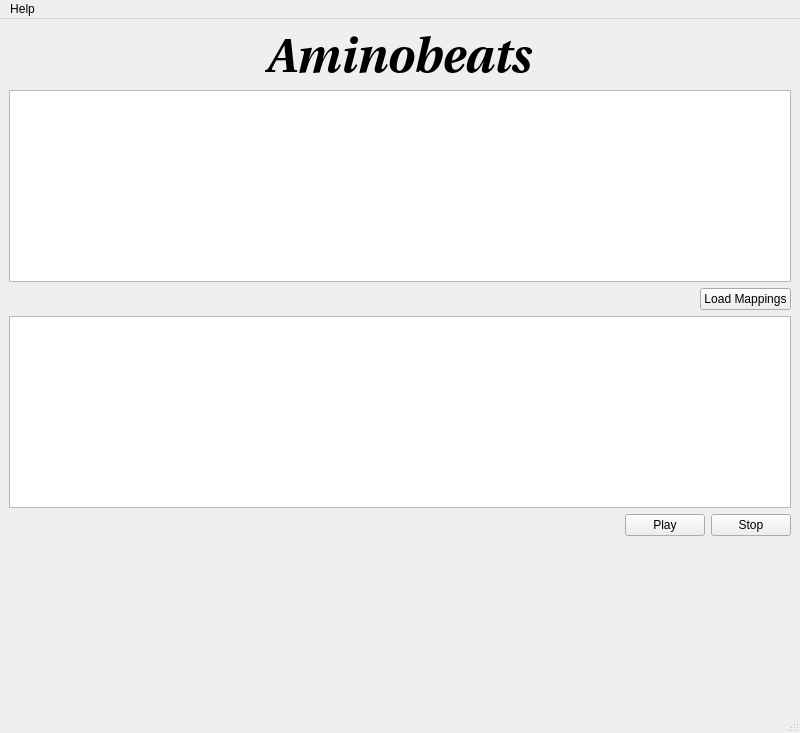
Before: the Qt Designer form interface.ui in netogallo/aminobeats, drawn with Qt 5.
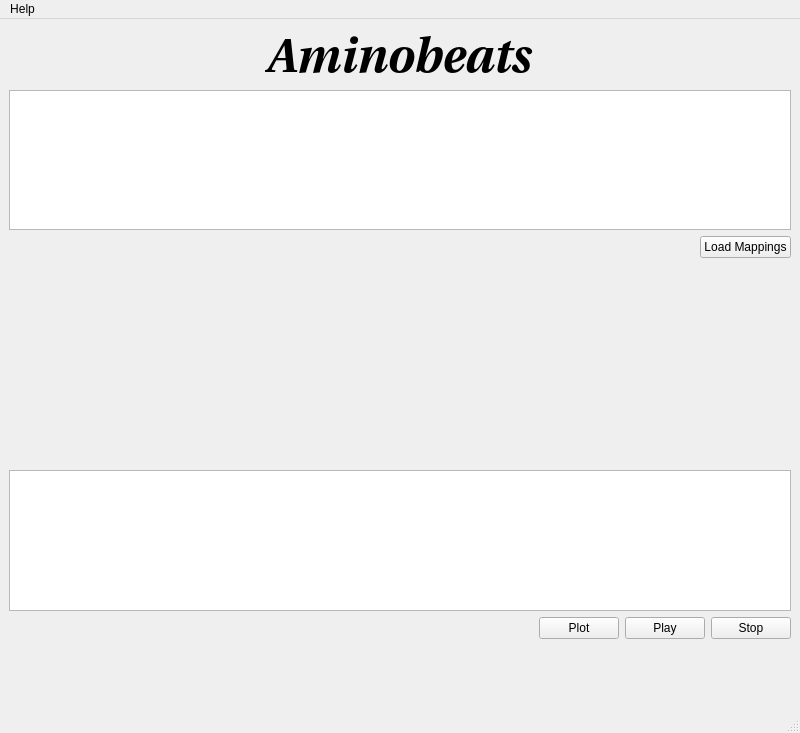
After: the same form once the commit is applied.

Commit message: Added the frequency plot

Patch:
```diff
--- a/interface.ui
+++ b/interface.ui
@@ -81,6 +81,19 @@
     </item>
     <item>
      <layout class="QVBoxLayout" name="verticalLayout">
+      <item>
+       <widget class="QLabel" name="plot">
+        <property name="minimumSize">
+         <size>
+          <width>0</width>
+          <height>200</height>
+         </size>
+        </property>
+        <property name="text">
+         <string/>
+        </property>
+       </widget>
+      </item>
       <item>
        <widget class="QTextEdit" name="sequenceEdit"/>
       </item>
@@ -99,6 +112,13 @@
           </property>
          </spacer>
         </item>
+        <item>
+         <widget class="QPushButton" name="plotButton">
+          <property name="text">
+           <string>Plot</string>
+          </property>
+         </widget>
+        </item>
         <item>
          <widget class="QPushButton" name="playButton">
           <property name="text">
```
The commit also changes 3 other files.
